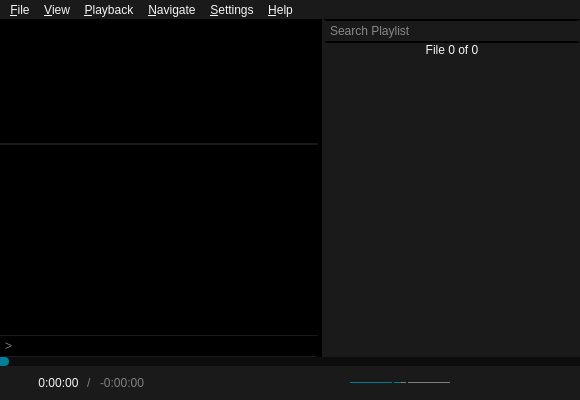
The window that src/ui/mainwindow.ui (u8sand/Baka-MPlayer) describes before a commit, drawn with Qt 5.
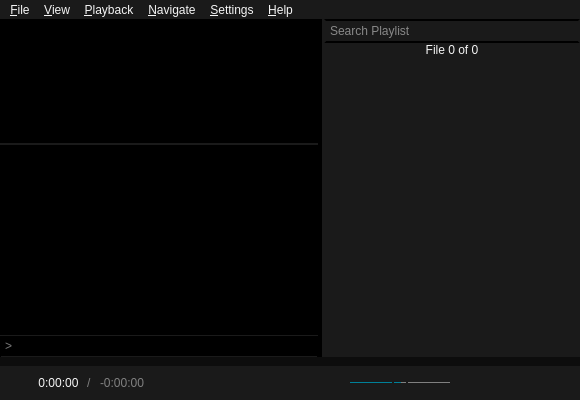
The same window after the commit. Icons and pictures are not drawn. Custom widgets are drawn as their Qt base class.

Commit message: mainwindow.ui: added seekBar disabled style

Patch:
```diff
--- a/src/ui/mainwindow.ui
+++ b/src/ui/mainwindow.ui
@@ -478,17 +478,22 @@
        <string notr="true">QSlider {
 	height: 9px;
 }
+QSlider::handle:horizontal:disabled,
+QSlider::sub-page:horizontal:disabled {
+	background: #0D0D0D;
+}
 QSlider::handle:horizontal {
 	/* handle color */
-	/*background: #01455F;*/
 	background: #008098;
 	width: 9px;
 	border-radius: 4px;
 }
 QSlider::groove:horizontal {
+	/* the non-progressed color */
 	background: #0D0D0D;
 }
 QSlider::sub-page:horizontal {
+	/* the progress color */
 	background: #008098;
 }</string>
       </property>
```
Left out of the diff: 2 changed lines with no effect on the pictures.
